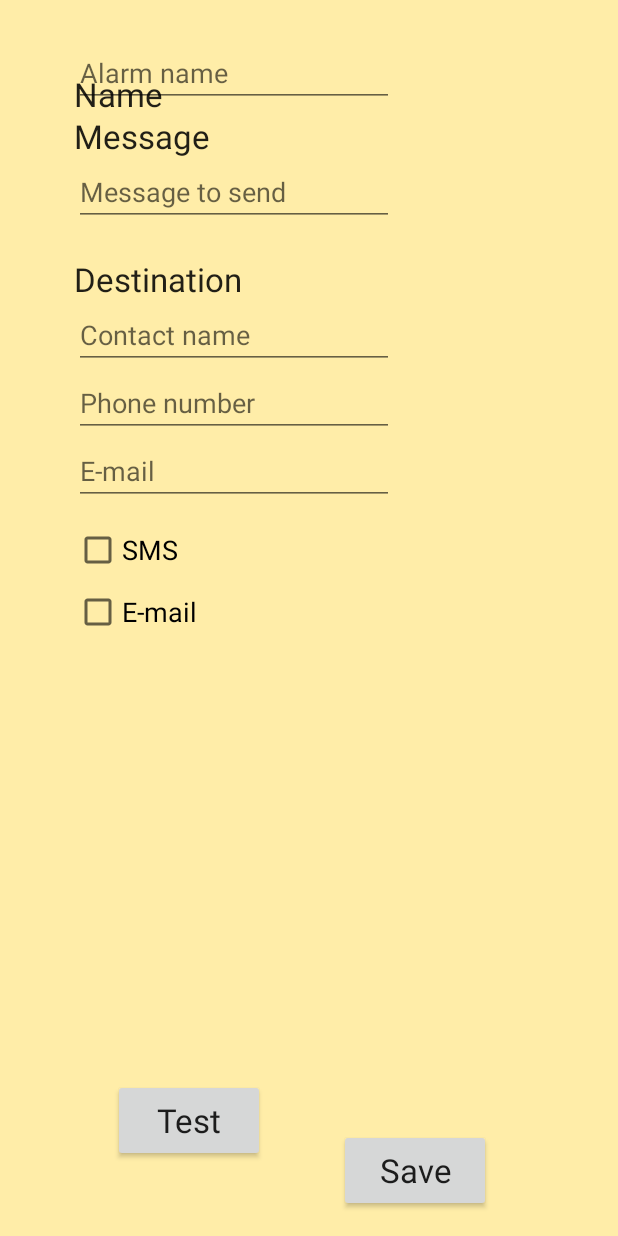
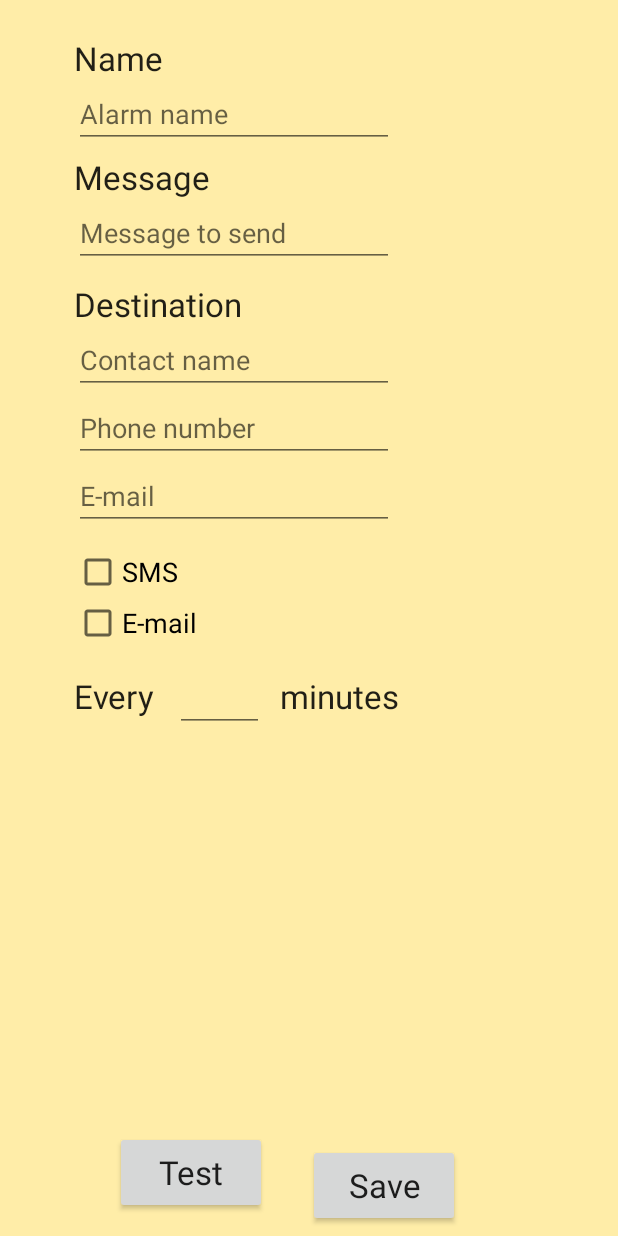
Before and after one commit to ricardojoserf/location-android-app, an Android app: the screen it shows after launch (PantallaPrincipal), after a tap on an icon or button, on a phone screen of 412 x 824 dp. Run offline under Robolectric (Android 15) with nearby library versions, the light colour scheme and no system bars; libraries missing offline, so code that uses them is left out: javax.mail; 2 statements that could not run were skipped.

Commit message:
Added chrono functionality

```diff
--- a/app/src/main/java/com/example/fry/salvavidapp/EjemploDB.java
+++ b/app/src/main/java/com/example/fry/salvavidapp/EjemploDB.java
@@ -19,11 +19,13 @@ public class EjemploDB extends SQLiteOpenHelper {
     public static final String COLUMNA_SMS= "sms";
     public static final String COLUMNA_EMAIL = "email";
     public static final String COLUMNA_CONTACTO = "contacto";
+    public static final String COLUMNA_TIMER = "timer";
+
 
     private static final String SQL_CREAR = "create table " + TABLA_NOMBRES + "("
             + COLUMNA_ID + " integer primary key autoincrement, " + COLUMNA_NOMBRE + " text, " + COLUMNA_MENSAJE + " text, " + COLUMNA_SMS + " text, "
-            + COLUMNA_CONTACTO  + " text, "
-            + COLUMNA_EMAIL + " text);";
+            + COLUMNA_CONTACTO  + " text, "+  COLUMNA_EMAIL + " text, "
+            +  COLUMNA_TIMER + " text);";
 
     public EjemploDB(Context context) {
         super(context, DATABASE_NAME, null, DATABASE_VERSION);
@@ -36,7 +38,7 @@ public class EjemploDB extends SQLiteOpenHelper {
     /*
         Add element to DB
      */
-    public int add_element(String nombre, String mensaje, String phone, String email, String contacto){
+    public int add_element(String nombre, String mensaje, String phone, String email, String contacto, String timer){
         SQLiteDatabase db = this.getWritableDatabase();
         ContentValues values = new ContentValues();
         values.put(COLUMNA_NOMBRE, nombre);
@@ -44,6 +46,7 @@ public class EjemploDB extends SQLiteOpenHelper {
         values.put(COLUMNA_SMS, phone);
         values.put(COLUMNA_EMAIL, email);
         values.put(COLUMNA_CONTACTO, contacto);
+        values.put(COLUMNA_TIMER, timer);
         long newRowId = db.insert(TABLA_NOMBRES, null,values);;
         db.close();
         return (int) newRowId;
@@ -54,7 +57,7 @@ public class EjemploDB extends SQLiteOpenHelper {
      */
     public void get_by_id(int id){
         SQLiteDatabase db = this.getReadableDatabase();
-        String[] projection = {COLUMNA_ID, COLUMNA_NOMBRE, COLUMNA_MENSAJE, COLUMNA_SMS, COLUMNA_EMAIL, COLUMNA_CONTACTO};
+        String[] projection = {COLUMNA_ID, COLUMNA_NOMBRE, COLUMNA_MENSAJE, COLUMNA_SMS, COLUMNA_EMAIL, COLUMNA_CONTACTO, COLUMNA_TIMER};
         ArrayList<String> a_l = new ArrayList<>();
         Cursor cursor = db.query(TABLA_NOMBRES, projection, " _id = ?", new String[] { String.valueOf(id) }, null, null, null, null);
         if (cursor.moveToFirst()){
@@ -73,7 +76,7 @@ public class EjemploDB extends SQLiteOpenHelper {
      */
     public ArrayList<ArrayList<String>> getall(){
         SQLiteDatabase db = this.getReadableDatabase();
-        String[] projection = {COLUMNA_ID, COLUMNA_NOMBRE, COLUMNA_MENSAJE, COLUMNA_SMS, COLUMNA_EMAIL, COLUMNA_CONTACTO};
+        String[] projection = {COLUMNA_ID, COLUMNA_NOMBRE, COLUMNA_MENSAJE, COLUMNA_SMS, COLUMNA_EMAIL, COLUMNA_CONTACTO, COLUMNA_TIMER};
         Cursor cursor = db.query(TABLA_NOMBRES, projection, null, null, null, null, null, null);
         ArrayList<ArrayList<String>> a_l_l = new ArrayList<>();
         if (cursor.moveToFirst()){
@@ -108,7 +111,7 @@ public class EjemploDB extends SQLiteOpenHelper {
     /*
         Update element in DB
      */
-    public void update_element (int id, String nombre, String mensaje, String phone, String email, String contacto){
+    public void update_element (int id, String nombre, String mensaje, String phone, String email, String contacto, String timer){
         SQLiteDatabase db = this.getWritableDatabase();
         ContentValues values = new ContentValues();
         values.put("nombre",nombre);
@@ -116,6 +119,7 @@ public class EjemploDB extends SQLiteOpenHelper {
         values.put("sms",phone);
         values.put("email",email);
         values.put("contacto",contacto);
+        values.put("timer",timer);
         int i = db.update(TABLA_NOMBRES, values, " _id = ?", new String[] { String.valueOf( id ) });
         db.close();
     }
--- a/app/src/main/java/com/example/fry/salvavidapp/MainActivity.java
+++ b/app/src/main/java/com/example/fry/salvavidapp/MainActivity.java
@@ -22,7 +22,7 @@ import java.util.List;
 
 public class MainActivity extends Activity {
 
-        Boolean flag_delete = false;
+    Boolean flag_delete = false;
 
     @Override
     protected void onCreate(Bundle savedInstanceState) {
@@ -116,6 +116,7 @@ public class MainActivity extends Activity {
                 b.putString("sms", String.valueOf(list_lists.get(j).get(3)));
                 b.putString("email", String.valueOf(list_lists.get(j).get(4)));
                 b.putString("contacto", String.valueOf(list_lists.get(j).get(5)));
+                b.putString("timer", String.valueOf(list_lists.get(j).get(6)));
                 myIntent.putExtras(b);
                 startActivity(myIntent);
                 finish();
@@ -136,11 +137,13 @@ public class MainActivity extends Activity {
                 mIdMap.put(objects.get(i), i);
             }
         }
+
         @Override
         public long getItemId(int position) {
             String item = getItem(position);
             return mIdMap.get(item);
         }
+
         @Override
         public boolean hasStableIds() {
             return true;
--- a/app/src/main/res/layout/activity_pantalla_principal.xml
+++ b/app/src/main/res/layout/activity_pantalla_principal.xml
@@ -80,7 +80,7 @@
         tools:layout_constraintLeft_creator="1"
         app:layout_constraintLeft_toLeftOf="parent"
         android:layout_marginLeft="49dp"
-        android:layout_marginTop="55dp" />
+        android:layout_marginTop="46dp" />
 
 
     <CheckBox
@@ -95,7 +95,7 @@
         tools:layout_constraintLeft_creator="1"
         app:layout_constraintLeft_toLeftOf="parent"
         android:layout_marginLeft="49dp"
-        android:layout_marginTop="59dp" />
+        android:layout_marginTop="57dp" />
 
 
 
@@ -111,7 +111,7 @@
         tools:layout_constraintTop_creator="1"
         tools:layout_constraintRight_creator="1"
         app:layout_constraintRight_toRightOf="@+id/editText"
-        android:layout_marginTop="50dp"
+        android:layout_marginTop="39dp"
         app:layout_constraintTop_toBottomOf="@+id/editText2"
         tools:layout_constraintLeft_creator="1"
         app:layout_constraintLeft_toLeftOf="@+id/editText"
@@ -136,10 +136,10 @@
         android:text="@string/save"
         android:textAppearance="@style/TextAppearance.AppCompat.Large"
         app:layout_constraintBottom_toBottomOf="parent"
-        android:layout_marginBottom="16dp"
+        android:layout_marginBottom="6dp"
         app:layout_constraintRight_toRightOf="parent"
         app:layout_constraintLeft_toLeftOf="parent"
-        app:layout_constraintHorizontal_bias="0.727" />
+        app:layout_constraintHorizontal_bias="0.66" />
 
     <TextView
         android:id="@+id/textView3"
@@ -148,11 +148,10 @@
         android:text="@string/name"
         android:textAppearance="@style/TextAppearance.AppCompat.Large"
         tools:layout_constraintTop_creator="1"
-        android:layout_marginTop="48dp"
+        android:layout_marginTop="24dp"
         tools:layout_constraintLeft_creator="1"
         app:layout_constraintLeft_toLeftOf="@+id/editText5"
-        app:layout_constraintTop_toTopOf="parent"
-        android:layout_marginLeft="0dp" />
+        app:layout_constraintTop_toTopOf="parent" />
 
     <EditText
         android:id="@+id/editText5"
@@ -167,8 +166,7 @@
         app:layout_constraintTop_toBottomOf="@+id/textView3"
         tools:layout_constraintLeft_creator="1"
         app:layout_constraintLeft_toLeftOf="@+id/editText2"
-        app:layout_constraintHorizontal_bias="0.0"
-        android:layout_marginTop="-51dp" />
+        app:layout_constraintHorizontal_bias="0.0" />
 
     <Button
         android:id="@+id/button"
@@ -178,12 +176,12 @@
         android:textAppearance="@style/TextAppearance.AppCompat.Large"
         app:layout_constraintLeft_toLeftOf="parent"
         app:layout_constraintRight_toRightOf="parent"
-        app:layout_constraintHorizontal_bias="0.243"
+        app:layout_constraintHorizontal_bias="0.247"
         tools:layout_constraintRight_creator="1"
         app:layout_constraintBottom_toBottomOf="parent"
         tools:layout_constraintLeft_creator="1"
         app:layout_constraintTop_toBottomOf="@+id/editText4"
-        app:layout_constraintVertical_bias="0.886"
+        app:layout_constraintVertical_bias="0.965"
 
 
         />
@@ -278,4 +276,59 @@
         tools:layout_editor_absoluteY="20dp"
         tools:layout_editor_absoluteX="0dp" />
 
+    <EditText
+        android:id="@+id/editText8"
+        android:layout_width="59dp"
+        android:layout_height="47dp"
+        android:ems="10"
+        android:inputType="numberDecimal"
+        app:layout_constraintLeft_toLeftOf="parent"
+        app:layout_constraintRight_toRightOf="parent"
+        app:layout_constraintHorizontal_bias="0.331"
+        app:layout_constraintTop_toBottomOf="@+id/editText4"
+        android:layout_marginTop="87dp" />
+
+    <android.support.constraint.Guideline
+        android:layout_width="wrap_content"
+        android:layout_height="wrap_content"
+        android:id="@+id/guideline16"
+        app:layout_constraintGuide_begin="20dp"
+        android:orientation="vertical"
+        tools:layout_editor_absoluteY="0dp"
+        tools:layout_editor_absoluteX="20dp" />
+
+    <android.support.constraint.Guideline
+        android:layout_width="wrap_content"
+        android:layout_height="wrap_content"
+        android:id="@+id/guideline17"
+        app:layout_constraintGuide_begin="20dp"
+        android:orientation="horizontal"
+        tools:layout_editor_absoluteY="20dp"
+        tools:layout_editor_absoluteX="0dp" />
+
+    <TextView
+        android:id="@+id/textView4"
+        android:layout_width="wrap_content"
+        android:layout_height="wrap_content"
+        android:textAppearance="@style/TextAppearance.AppCompat.Large"
+        android:text="Every"
+        app:layout_constraintLeft_toLeftOf="parent"
+        android:layout_marginLeft="49dp"
+        tools:layout_constraintTop_creator="1"
+        app:layout_constraintTop_toBottomOf="@+id/editText4"
+        android:layout_marginTop="96dp"
+        android:layout_marginStart="49dp" />
+
+    <TextView
+        android:id="@+id/textView5"
+        android:layout_width="wrap_content"
+        android:layout_height="wrap_content"
+        android:textAppearance="@style/TextAppearance.AppCompat.Large"
+        android:text="@string/minutes"
+        app:layout_constraintLeft_toLeftOf="parent"
+        app:layout_constraintRight_toRightOf="parent"
+        app:layout_constraintTop_toBottomOf="@+id/editText4"
+        android:layout_marginTop="96dp"
+        app:layout_constraintHorizontal_bias="0.562" />
+
 </android.support.constraint.ConstraintLayout>
--- a/app/src/main/res/values/strings.xml
+++ b/app/src/main/res/values/strings.xml
@@ -23,4 +23,6 @@
     <string name="test">Test</string>
     <string name="message_to_send">Message to send</string>
     <string name="phone_number">Phone number</string>
+    <string name="seconds">seconds</string>
+    <string name="minutes">minutes</string>
 </resources>
```
Also changed, not shown: app/src/main/java/com/example/fry/salvavidapp/PantallaPrincipal.java (+60 -31 lines), 1 other file.
